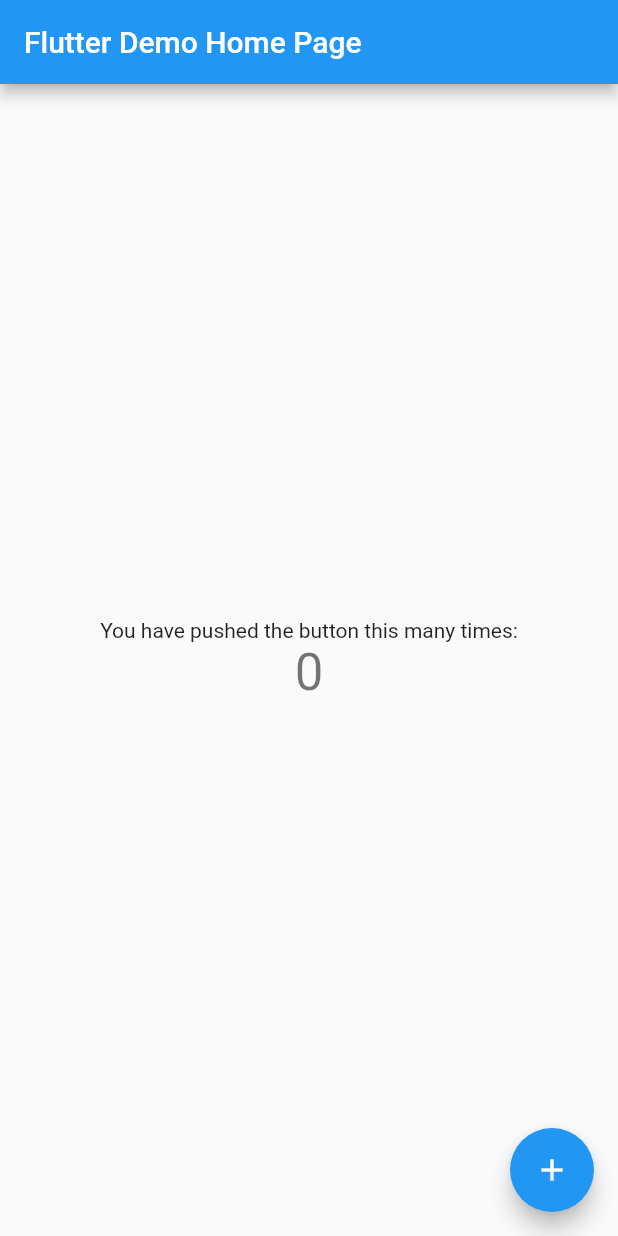
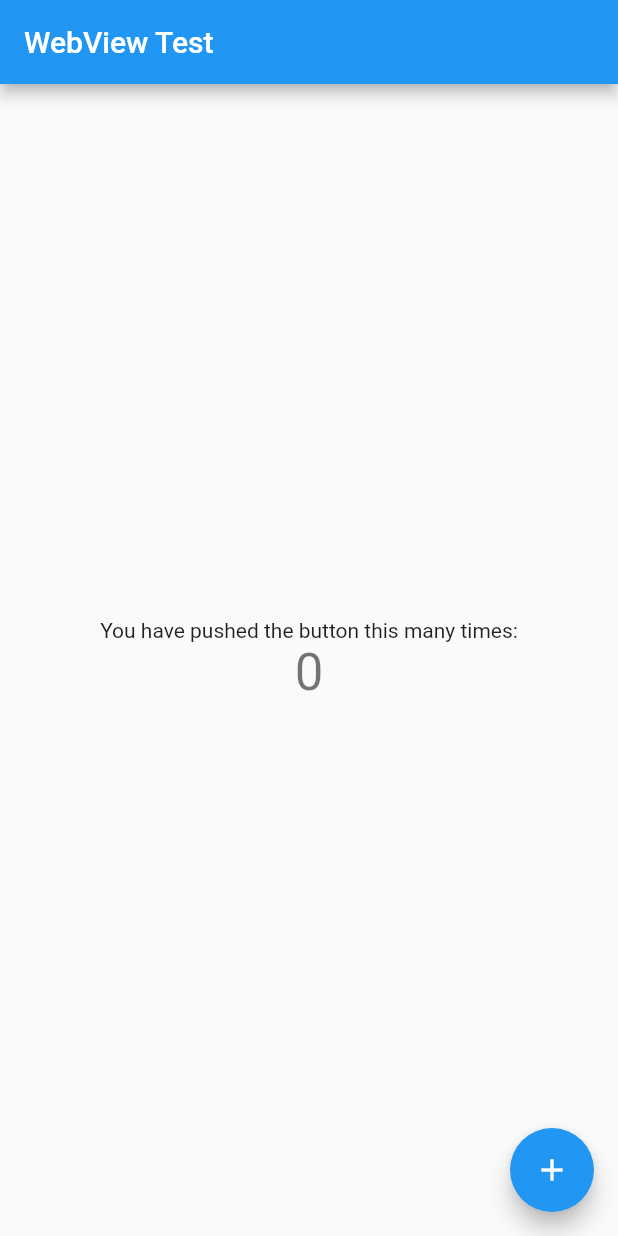
Before and after one commit to L-meck/web, a Flutter app: the screen it shows after launch, on a phone screen of 412 x 824 dp. Run offline on Flutter 3.47's test engine with Material 2 defaults, Android fonts, the phone set to English and light mode, and no system bars.

Commit message:
code refactor

```diff
--- a/lib/main.dart
+++ b/lib/main.dart
@@ -11,36 +11,17 @@ class MyApp extends StatelessWidget {
   @override
   Widget build(BuildContext context) {
     return MaterialApp(
-      title: 'Flutter Demo',
+      title: 'WebView Test',
       theme: ThemeData(
-        // This is the theme of your application.
-        //
-        // Try running your application with "flutter run". You'll see the
-        // application has a blue toolbar. Then, without quitting the app, try
-        // changing the primarySwatch below to Colors.green and then invoke
-        // "hot reload" (press "r" in the console where you ran "flutter run",
-        // or simply save your changes to "hot reload" in a Flutter IDE).
-        // Notice that the counter didn't reset back to zero; the application
-        // is not restarted.
         primarySwatch: Colors.blue,
       ),
-      home: const MyHomePage(title: 'Flutter Demo Home Page'),
+      home: const MyHomePage(title: 'WebView Test'),
     );
   }
 }
 
 class MyHomePage extends StatefulWidget {
   const MyHomePage({Key? key, required this.title}) : super(key: key);
-
-  // This widget is the home page of your application. It is stateful, meaning
-  // that it has a State object (defined below) that contains fields that affect
-  // how it looks.
-
-  // This class is the configuration for the state. It holds the values (in this
-  // case the title) provided by the parent (in this case the App widget) and
-  // used by the build method of the State. Fields in a Widget subclass are
-  // always marked "final".
-
   final String title;
 
   @override
@@ -52,47 +33,18 @@ class _MyHomePageState extends State<MyHomePage> {
 
   void _incrementCounter() {
     setState(() {
-      // This call to setState tells the Flutter framework that something has
-      // changed in this State, which causes it to rerun the build method below
-      // so that the display can reflect the updated values. If we changed
-      // _counter without calling setState(), then the build method would not be
-      // called again, and so nothing would appear to happen.
       _counter++;
     });
   }
 
   @override
   Widget build(BuildContext context) {
-    // This method is rerun every time setState is called, for instance as done
-    // by the _incrementCounter method above.
-    //
-    // The Flutter framework has been optimized to make rerunning build methods
-    // fast, so that you can just rebuild anything that needs updating rather
-    // than having to individually change instances of widgets.
     return Scaffold(
       appBar: AppBar(
-        // Here we take the value from the MyHomePage object that was created by
-        // the App.build method, and use it to set our appbar title.
         title: Text(widget.title),
       ),
       body: Center(
-        // Center is a layout widget. It takes a single child and positions it
-        // in the middle of the parent.
         child: Column(
-          // Column is also a layout widget. It takes a list of children and
-          // arranges them vertically. By default, it sizes itself to fit its
-          // children horizontally, and tries to be as tall as its parent.
-          //
-          // Invoke "debug painting" (press "p" in the console, choose the
-          // "Toggle Debug Paint" action from the Flutter Inspector in Android
-          // Studio, or the "Toggle Debug Paint" command in Visual Studio Code)
-          // to see the wireframe for each widget.
-          //
-          // Column has various properties to control how it sizes itself and
-          // how it positions its children. Here we use mainAxisAlignment to
-          // center the children vertically; the main axis here is the vertical
-          // axis because Columns are vertical (the cross axis would be
-          // horizontal).
           mainAxisAlignment: MainAxisAlignment.center,
           children: <Widget>[
             const Text(
@@ -109,7 +61,7 @@ class _MyHomePageState extends State<MyHomePage> {
         onPressed: _incrementCounter,
         tooltip: 'Increment',
         child: const Icon(Icons.add),
-      ), // This trailing comma makes auto-formatting nicer for build methods.
+      ),
     );
   }
 }
```
